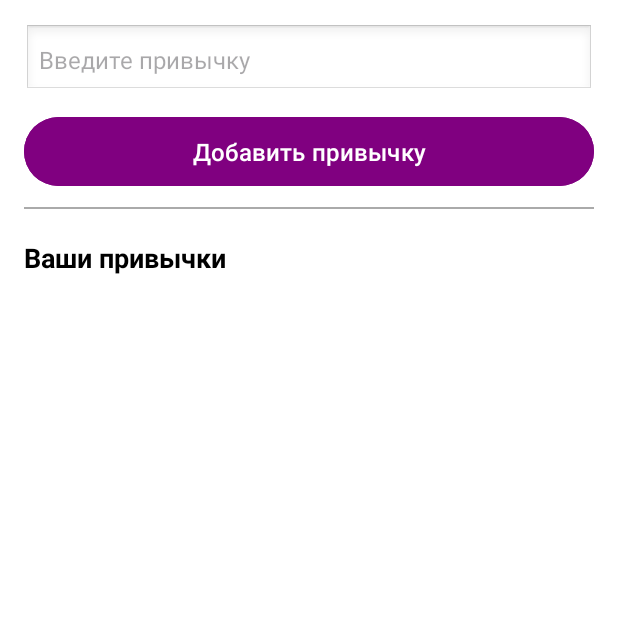
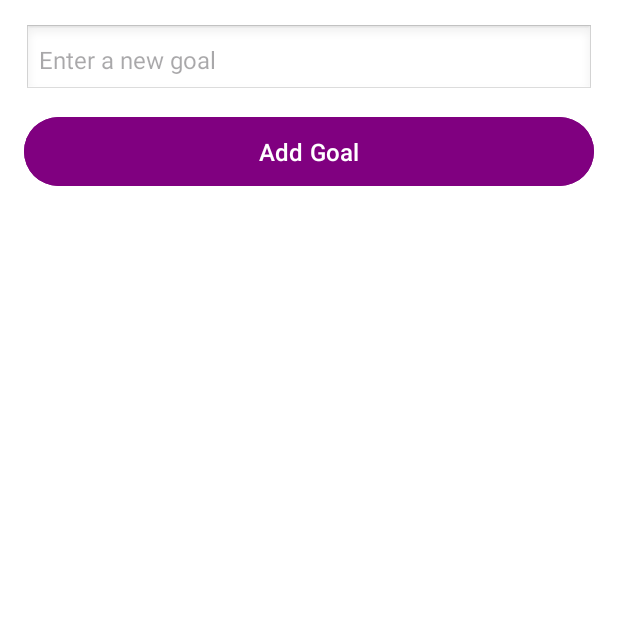
Before and after one commit to karapetyanm7/Goal-Tracker, an Android app: the screen it shows after launch (MainActivity), on a phone screen of 412 x 824 dp, the top half of it. Run offline under Robolectric (Android 15) with nearby library versions, the phone set to English and light mode, and no system bars.

Commit message:
Initial Commit

```diff
--- /dev/null
+++ b/app/src/main/java/com/example/goaltracker/GoalAdapter.java
@@ -0,0 +1,45 @@
+package com.example.goaltracker;
+
+import android.view.LayoutInflater;
+import android.view.View;
+import android.view.ViewGroup;
+import android.widget.TextView;
+import androidx.annotation.NonNull;
+import androidx.recyclerview.widget.RecyclerView;
+import java.util.ArrayList;
+
+public class GoalAdapter extends RecyclerView.Adapter<GoalAdapter.GoalViewHolder> {
+
+    private ArrayList<Goal> goalList;
+
+    public GoalAdapter(ArrayList<Goal> goalList) {
+        this.goalList = goalList;
+    }
+
+    @NonNull
+    @Override
+    public GoalViewHolder onCreateViewHolder(@NonNull ViewGroup parent, int viewType) {
+        View view = LayoutInflater.from(parent.getContext()).inflate(R.layout.goal_item, parent, false);
+        return new GoalViewHolder(view);
+    }
+
+    @Override
+    public void onBindViewHolder(@NonNull GoalViewHolder holder, int position) {
+        Goal goal = goalList.get(position);
+        holder.textViewGoal.setText(goal.getName());
+    }
+
+    @Override
+    public int getItemCount() {
+        return goalList.size();
+    }
+
+    public static class GoalViewHolder extends RecyclerView.ViewHolder {
+        TextView textViewGoal;
+
+        public GoalViewHolder(@NonNull View itemView) {
+            super(itemView);
+            textViewGoal = itemView.findViewById(R.id.textViewGoal);
+        }
+    }
+}
--- a/app/src/main/java/com/example/goaltracker/MainActivity.java
+++ b/app/src/main/java/com/example/goaltracker/MainActivity.java
@@ -11,35 +11,36 @@ import java.util.ArrayList;
 
 public class MainActivity extends AppCompatActivity {
 
-    private EditText editTextHabit;
-    private Button buttonAddHabit;
-    private RecyclerView recyclerViewHabits;
-    private com.example.goaltracker.HabitAdapter habitAdapter;
-    private ArrayList<String> habitList;
+    private EditText editTextGoal;
+    private Button buttonAddGoal;
+    private RecyclerView recyclerViewGoals;
+    private GoalAdapter goalAdapter;
+    private ArrayList<Goal> goalList;
 
     @Override
     protected void onCreate(Bundle savedInstanceState) {
         super.onCreate(savedInstanceState);
         setContentView(R.layout.activity_main);
 
-        editTextHabit = findViewById(R.id.editTextHabit);
-        buttonAddHabit = findViewById(R.id.buttonAddHabit);
-        recyclerViewHabits = findViewById(R.id.recyclerViewHabits);
+        editTextGoal = findViewById(R.id.editTextGoal);
+        buttonAddGoal = findViewById(R.id.buttonAddGoal);
+        recyclerViewGoals = findViewById(R.id.recyclerViewGoals);
 
-        habitList = new ArrayList<>();
-        habitAdapter = new com.example.goaltracker.HabitAdapter(habitList);
+        goalList = new ArrayList<>();
+        goalAdapter = new GoalAdapter(goalList);
 
-        recyclerViewHabits.setLayoutManager(new LinearLayoutManager(this));
-        recyclerViewHabits.setAdapter(habitAdapter);
+        recyclerViewGoals.setLayoutManager(new LinearLayoutManager(this));
+        recyclerViewGoals.setAdapter(goalAdapter);
 
-        buttonAddHabit.setOnClickListener(new View.OnClickListener() {
+        buttonAddGoal.setOnClickListener(new View.OnClickListener() {
             @Override
             public void onClick(View v) {
-                String newHabit = editTextHabit.getText().toString();
-                if (!newHabit.isEmpty()) {
-                    habitList.add(newHabit);
-                    habitAdapter.notifyDataSetChanged();
-                    editTextHabit.setText("");
+                String newGoal = editTextGoal.getText().toString();
+                if (!newGoal.isEmpty()) {
+                    Goal goal = new Goal(newGoal);
+                    goalList.add(goal);
+                    goalAdapter.notifyDataSetChanged();
+                    editTextGoal.setText("");
                 }
             }
         });
--- a/app/src/main/res/layout/activity_main.xml
+++ b/app/src/main/res/layout/activity_main.xml
@@ -7,10 +7,10 @@
     android:background="@android:color/white">
 
     <EditText
-        android:id="@+id/editTextHabit"
+        android:id="@+id/editTextGoal"
         android:layout_width="match_parent"
         android:layout_height="wrap_content"
-        android:hint="Введите привычку"
+        android:hint="Enter a new goal"
         android:inputType="text"
         android:padding="10dp"
         android:background="@android:drawable/edit_text"
@@ -18,37 +18,21 @@
         android:textSize="16sp"/>
 
     <Button
-        android:id="@+id/buttonAddHabit"
+        android:id="@+id/buttonAddGoal"
         android:layout_width="match_parent"
         android:layout_height="wrap_content"
-        android:text="Добавить привычку"
+        android:text="Add Goal"
         android:textSize="16sp"
         android:layout_marginTop="10dp"
         android:padding="12dp"
-        android:backgroundTint="@color/purple"
+        android:backgroundTint="@color/purple_500"
         android:textColor="@android:color/white"/>
 
-    <View
-        android:layout_width="match_parent"
-        android:layout_height="1dp"
-        android:background="@android:color/darker_gray"
-        android:layout_marginTop="10dp" />
-
-    <TextView
-        android:layout_width="wrap_content"
-        android:layout_height="wrap_content"
-        android:text="Ваши привычки"
-        android:textSize="18sp"
-        android:textStyle="bold"
-        android:layout_marginTop="20dp"
-        android:textColor="#000"/>
-
     <androidx.recyclerview.widget.RecyclerView
-        android:id="@+id/recyclerViewHabits"
+        android:id="@+id/recyclerViewGoals"
         android:layout_width="match_parent"
         android:layout_height="wrap_content"
         android:layout_marginTop="10dp"
         android:scrollbars="vertical"
         android:background="@android:color/white"/>
-
 </LinearLayout>
--- a/app/src/main/res/values/colors.xml
+++ b/app/src/main/res/values/colors.xml
@@ -2,5 +2,5 @@
 <resources>
     <color name="black">#FF000000</color>
     <color name="white">#FFFFFFFF</color>
-    <color name='purple'>#800080</color>
+    <color name='purple_500'>#800080</color>
 </resources>
```
Also changed, not shown: app/src/main/java/com/example/goaltracker/Goal.java (added, +14 -0 lines), app/src/main/res/layout/goal_item.xml (added, +15 -0 lines).
